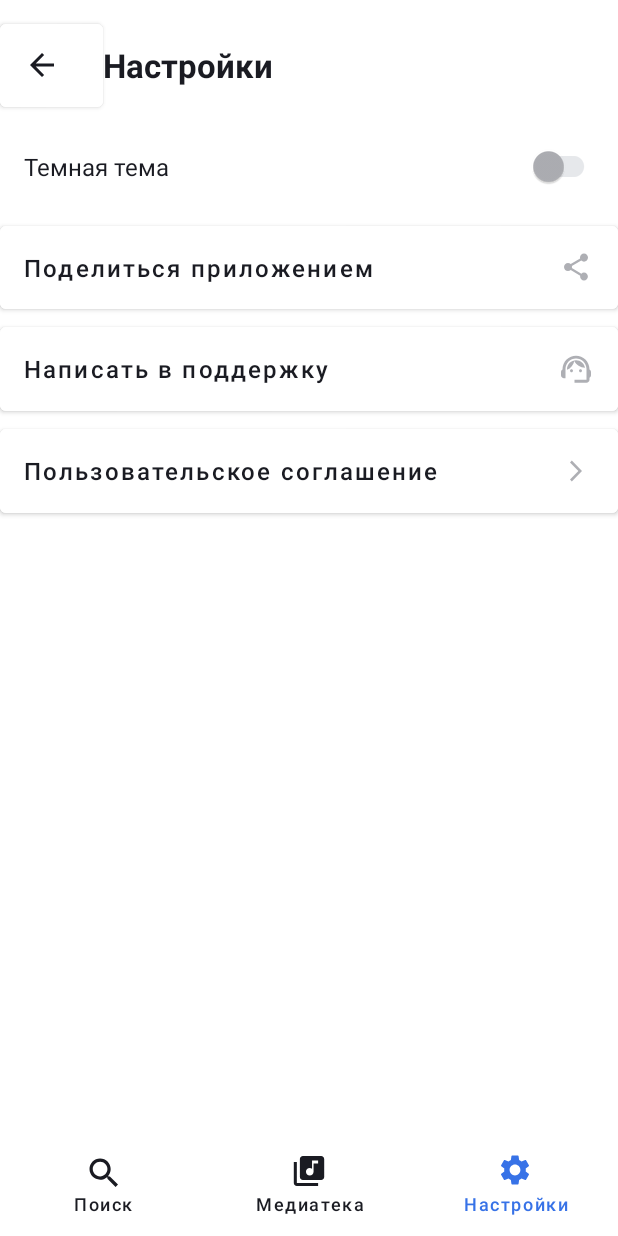
After one commit to Kardashin72/PlaylistMaker, an Android app: the SettingsActivity screen opened directly, with no data from a screen before it, on a phone screen of 412 x 824 dp. The commit adds this screen. Run offline under Robolectric (Android 15) with nearby library versions, the phone set to English and light mode, and no system bars.

Commit message:
Домашняя работа №3. Переделана settings_activity. Настроена обработка нажатий на кнопки главного меню и кнопку "Назад" экрана настроек.

```diff
--- /dev/null
+++ b/app/src/main/java/com/practicum/playlistmaker/SettingsActivity.kt
@@ -0,0 +1,22 @@
+package com.practicum.playlistmaker
+
+import android.content.Intent
+import android.os.Bundle
+import android.widget.Button
+import androidx.activity.enableEdgeToEdge
+import androidx.appcompat.app.AppCompatActivity
+
+class SettingsActivity : AppCompatActivity() {
+    override fun onCreate(savedInstanceState: Bundle?) {
+        super.onCreate(savedInstanceState)
+        setContentView(R.layout.activity_settings)
+
+        val backButton = findViewById<Button>(R.id.settings_back)
+
+        backButton.setOnClickListener {
+            val intentBack = Intent(this@SettingsActivity, MainActivity::class.java)
+            startActivity(intentBack)
+        }
+
+    }
+}
--- /dev/null
+++ b/app/src/main/res/drawable/arrow_back.xml
@@ -0,0 +1,13 @@
+<vector xmlns:android="http://schemas.android.com/apk/res/android"
+    android:width="24dp"
+    android:height="24dp"
+    android:viewportWidth="24"
+    android:viewportHeight="24">
+  <group>
+    <clip-path
+        android:pathData="M0,0h24v24h-24z"/>
+    <path
+        android:pathData="M20,11H7.83L13.42,5.41L12,4L4,12L12,20L13.41,18.59L7.83,13H20V11Z"
+        android:fillColor="#1A1B22"/>
+  </group>
+</vector>
--- a/app/src/main/res/layout/activity_main.xml
+++ b/app/src/main/res/layout/activity_main.xml
@@ -36,7 +36,7 @@
         app:iconGravity="textStart"
         app:iconPadding="@dimen/icon_padding"
         app:iconTint="@color/YP_Black"
-
+        android:foreground="?attr/selectableItemBackground"
         >
     </Button>
 
@@ -58,7 +58,7 @@
         app:iconGravity="textStart"
         app:iconPadding="@dimen/icon_padding"
         app:iconTint="@color/YP_Black"
-
+        android:foreground="?attr/selectableItemBackground"
         >
     </Button>
 
@@ -82,6 +82,7 @@
         app:iconGravity="textStart"
         app:iconPadding="@dimen/icon_padding"
         app:iconTint="@color/YP_Black"
+        android:foreground="?attr/selectableItemBackground"
         >
     </Button>
 
--- a/app/src/main/res/layout/activity_settings.xml
+++ b/app/src/main/res/layout/activity_settings.xml
@@ -6,30 +6,47 @@
     android:backgroundTint="@color/YP_White"
     android:orientation="vertical">
 
-    <TextView
+    <LinearLayout
         android:layout_width="match_parent"
-        android:layout_height="56dp"
-        android:layout_marginStart="@dimen/margin_side"
+        android:layout_height="0dp"
         android:layout_marginTop="@dimen/margin_top"
-        android:text="@string/text_settings"
-        android:textColor="@color/YP_Black"
-        android:textSize="22sp"
-        android:textStyle="bold" />
+        android:layout_weight="1"
+        android:orientation="horizontal">
+
+        <Button
+            android:id="@+id/settings_back"
+            android:layout_width="0dp"
+            android:layout_height="match_parent"
+            android:layout_weight="1"
+            android:backgroundTint="@color/YP_White"
+            app:icon="@drawable/arrow_back"
+            app:iconTint="@color/YP_Black"
+            android:gravity="start|center_vertical" />
+
+        <TextView
+            android:layout_width="0dp"
+            android:layout_height="match_parent"
+            android:layout_weight="5"
+            android:text="@string/text_settings"
+            android:textColor="@color/YP_Black"
+            android:textSize="22sp"
+            android:textStyle="bold"
+            android:gravity="center_vertical|start"/>
+    </LinearLayout>
+
 
     <androidx.appcompat.widget.SwitchCompat
         android:layout_width="match_parent"
         android:layout_height="0dp"
         android:layout_marginStart="@dimen/margin_side"
-        android:layout_marginEnd="@dimen/margin_side"
+        android:layout_marginEnd="12dp"
         android:layout_weight="1"
         android:checked="false"
-
         android:text="@string/text_switch_dark_theme"
         android:textColor="@color/YP_Black"
         android:textSize="@dimen/settings_buttons_font_size"
-
         app:thumbTint="@color/switch_thumb_color"
-        app:trackTint="@color/switch_track_color"/>
+        app:trackTint="@color/switch_track_color" />
 
     <Button
         android:layout_width="match_parent"
@@ -43,7 +60,7 @@
         android:textSize="@dimen/settings_buttons_font_size"
         app:icon="@drawable/share_icon"
         app:iconGravity="end"
-        app:iconTint="@color/YP_Text_gray"/>
+        app:iconTint="@color/YP_Text_gray" />
 
     <Button
         android:layout_width="match_parent"
@@ -79,9 +96,7 @@
     <View
         android:layout_width="match_parent"
         android:layout_height="0dp"
-        android:layout_weight="6">
-
-    </View>
+        android:layout_weight="6"></View>
 
     <LinearLayout
         style="?android:attr/buttonBarStyle"
@@ -97,14 +112,14 @@
             android:layout_height="wrap_content"
             android:layout_weight="1"
             android:backgroundTint="@color/YP_White"
-            app:icon="@drawable/search_icon"
-            app:iconTint="@color/YP_Black"
-            app:iconGravity="textTop"
+            android:gravity="center_horizontal"
             android:text="@string/text_search"
+            android:textAllCaps="false"
             android:textColor="@color/YP_Black"
             android:textSize="12sp"
-            android:textAllCaps="false"
-            android:gravity="center_horizontal" />
+            app:icon="@drawable/search_icon"
+            app:iconGravity="textTop"
+            app:iconTint="@color/YP_Black" />
 
         <Button
             style="?android:attr/buttonBarButtonStyle"
@@ -112,14 +127,14 @@
             android:layout_height="wrap_content"
             android:layout_weight="1"
             android:backgroundTint="@color/YP_White"
-            app:icon="@drawable/media_library_icon"
-            app:iconTint="@color/YP_Black"
-            app:iconGravity="textTop"
+            android:gravity="center_horizontal"
             android:text="@string/text_media_library"
+            android:textAllCaps="false"
             android:textColor="@color/YP_Black"
             android:textSize="12sp"
-            android:textAllCaps="false"
-            android:gravity="center_horizontal" />
+            app:icon="@drawable/media_library_icon"
+            app:iconGravity="textTop"
+            app:iconTint="@color/YP_Black" />
 
         <Button
             style="?android:attr/buttonBarButtonStyle"
@@ -127,13 +142,13 @@
             android:layout_height="wrap_content"
             android:layout_weight="1"
             android:backgroundTint="@color/YP_White"
-            app:icon="@drawable/settings_icon"
-            app:iconTint="@color/YP_Blue"
-            app:iconGravity="textTop"
+            android:gravity="center_horizontal"
             android:text="@string/text_settings"
+            android:textAllCaps="false"
             android:textColor="@color/YP_Blue"
             android:textSize="12sp"
-            android:textAllCaps="false"
-            android:gravity="center_horizontal"/>
+            app:icon="@drawable/settings_icon"
+            app:iconGravity="textTop"
+            app:iconTint="@color/YP_Blue" />
     </LinearLayout>
 </LinearLayout>
```
Also changed, not shown: app/src/main/AndroidManifest.xml (+9 -0 lines), app/src/main/java/com/practicum/playlistmaker/MainActivity.kt (+9 -5 lines), app/src/main/java/com/practicum/playlistmaker/MediaLibraryActivity.kt (added, +15 -0 lines), app/src/main/java/com/practicum/playlistmaker/SearchActivity.kt (added, +15 -0 lines), app/src/main/res/layout/activity_media_library.xml (added, +10 -0 lines), app/src/main/res/layout/activity_search.xml (added, +10 -0 lines).
